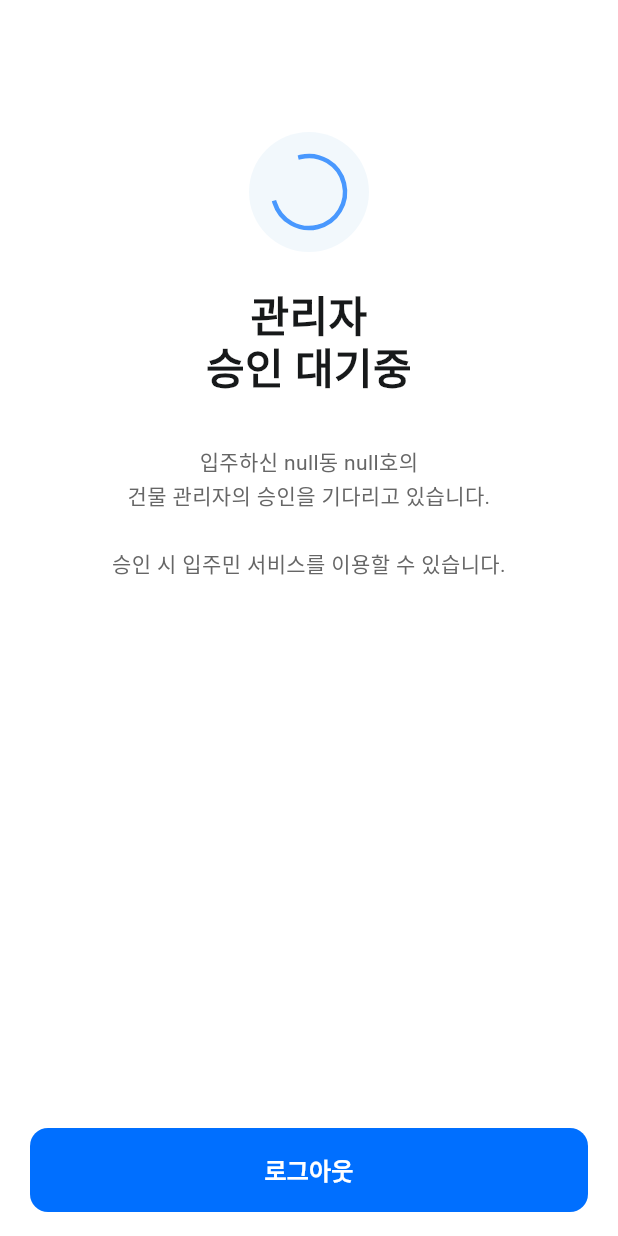
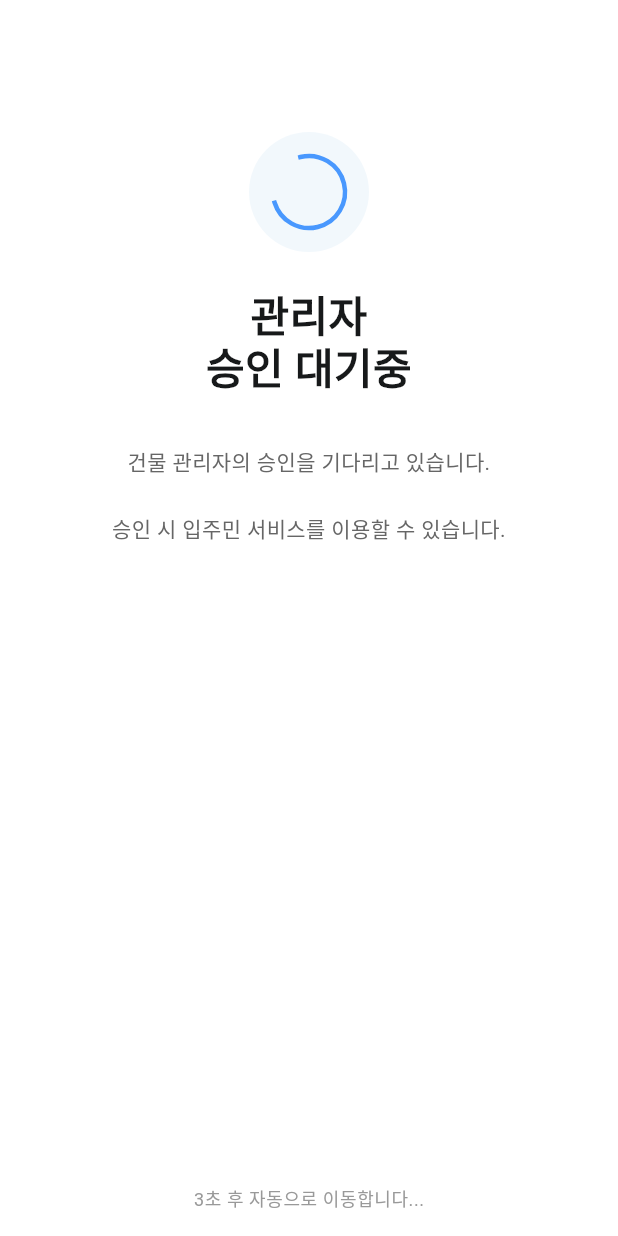
Before and after one commit to vibeforge12/building-manage-front, a Flutter app: the ResidentApprovalPendingScreen screen opened by its route, on a phone screen of 412 x 824 dp. Run offline on Flutter 3.47's test engine with Material 3 defaults, Android fonts, the phone set to English and light mode, and no system bars; our stand-ins replace dio, equatable, firebase_core, flutter_dotenv, flutter_riverpod, flutter_secure_storage and 4 more; accounts and stored records are empty; Roboto replaces fonts that are missing (Pretendard).

Commit message:
feat: 입주민 로그인 후 승인 상태 처리 로직 수정
요구사항에 맞게 라우팅 로직 변경:

REJECTED 상태:
- 홈 화면(로그인 페이지)으로 이동
- 거부 메시지 표시

PENDING/APPROVED 상태:
- 승인 대기 화면으로 이동
- 3초 후 자동으로 대시보드로 이동
- 이미 로그인되어 토큰이 있으므로 대시보드 접근 가능

ResidentApprovalPendingScreen 변경:
- ConsumerStatefulWidget으로 변경
- initState에서 3초 타이머 설정
- 자동으로 userDashboard로 이동
- "3초 후 자동으로 이동합니다..." 메시지 표시

🤖 Generated with [Claude Code](https://claude.com/claude-code)

Co-Authored-By: Claude <noreply@anthropic.com>

```diff
--- a/lib/modules/resident/presentation/screens/resident_approval_pending_screen.dart
+++ b/lib/modules/resident/presentation/screens/resident_approval_pending_screen.dart
@@ -1,15 +1,31 @@
 import 'package:flutter/material.dart';
 import 'package:go_router/go_router.dart';
 import 'package:flutter_riverpod/flutter_riverpod.dart';
-import 'package:building_manage_front/modules/auth/presentation/providers/auth_state_provider.dart';
 
-class ResidentApprovalPendingScreen extends ConsumerWidget {
+class ResidentApprovalPendingScreen extends ConsumerStatefulWidget {
   const ResidentApprovalPendingScreen({super.key});
 
   @override
-  Widget build(BuildContext context, WidgetRef ref) {
-    final currentUser = ref.watch(currentUserProvider);
+  ConsumerState<ResidentApprovalPendingScreen> createState() =>
+      _ResidentApprovalPendingScreenState();
+}
 
+class _ResidentApprovalPendingScreenState
+    extends ConsumerState<ResidentApprovalPendingScreen> {
+  @override
+  void initState() {
+    super.initState();
+    // 3초 후 자동으로 대시보드로 이동
+    Future.delayed(const Duration(seconds: 3), () {
+      if (mounted) {
+        print('⏳ PENDING 화면 표시 완료 - 대시보드로 이동');
+        context.goNamed('userDashboard');
+      }
+    });
+  }
+
+  @override
+  Widget build(BuildContext context) {
     return Scaffold(
       backgroundColor: Colors.white,
       body: SafeArea(
@@ -61,11 +77,11 @@ class ResidentApprovalPendingScreen extends ConsumerWidget {
                     const SizedBox(height: 24),
 
                     // 제목
-                    Padding(
-                      padding: const EdgeInsets.symmetric(horizontal: 16),
+                    const Padding(
+                      padding: EdgeInsets.symmetric(horizontal: 16),
                       child: Text(
                         '관리자\n승인 대기중',
-                        style: const TextStyle(
+                        style: TextStyle(
                           fontSize: 28,
                           fontWeight: FontWeight.w700,
                           height: 1.25,
@@ -78,11 +94,11 @@ class ResidentApprovalPendingScreen extends ConsumerWidget {
                     const SizedBox(height: 32),
 
                     // 설명 텍스트
-                    Padding(
-                      padding: const EdgeInsets.symmetric(horizontal: 16),
+                    const Padding(
+                      padding: EdgeInsets.symmetric(horizontal: 16),
                       child: Text(
-                        '입주하신 ${currentUser?.dong}동 ${currentUser?.ho}호의\n건물 관리자의 승인을 기다리고 있습니다.\n\n승인 시 입주민 서비스를 이용할 수 있습니다.',
-                        style: const TextStyle(
+                        '건물 관리자의 승인을 기다리고 있습니다.\n\n승인 시 입주민 서비스를 이용할 수 있습니다.',
+                        style: TextStyle(
                           fontSize: 14,
                           fontWeight: FontWeight.w400,
                           height: 1.6,
@@ -97,30 +113,13 @@ class ResidentApprovalPendingScreen extends ConsumerWidget {
               ),
             ),
 
-            // Footer Button
+            // 타이머 표시
             Container(
               padding: const EdgeInsets.symmetric(horizontal: 20, vertical: 16),
-              child: FilledButton(
-                onPressed: () async {
-                  await ref.read(authStateProvider.notifier).logout();
-                  if (context.mounted) {
-                    context.go('/');
-                  }
-                },
-                style: FilledButton.styleFrom(
-                  minimumSize: const Size.fromHeight(56),
-                  shape: RoundedRectangleBorder(
-                    borderRadius: BorderRadius.circular(12),
-                  ),
-                  backgroundColor: const Color(0xFF006FFF),
-                ),
-                child: const Text(
-                  '로그아웃',
-                  style: TextStyle(
-                    fontSize: 16,
-                    fontWeight: FontWeight.w700,
-                    fontFamily: 'Pretendard',
-                  ),
+              child: Text(
+                '3초 후 자동으로 이동합니다...',
+                style: Theme.of(context).textTheme.bodySmall?.copyWith(
+                  color: const Color(0xFF999999),
                 ),
               ),
             ),
--- a/lib/modules/resident/presentation/screens/user_login_screen.dart
+++ b/lib/modules/resident/presentation/screens/user_login_screen.dart
@@ -62,8 +62,8 @@ class _UserLoginScreenState extends ConsumerState<UserLoginScreen> {
       print('🔐 APPROVAL STATUS: $approvalStatus (type: ${approvalStatus.runtimeType})');
       if (mounted) {
         if (approvalStatus == 'REJECTED') {
-          // 거부됨: 로그인 페이지로 리다이렉트
-          print('❌ REJECTED: 로그인 페이지로 이동');
+          // 거부됨만: 홈 화면(로그인 페이지)로 리다이렉트
+          print('❌ REJECTED: 홈 화면으로 이동');
           _usernameController.clear();
           _passwordController.clear();
           setState(() => _loginFailed = true);
@@ -73,14 +73,11 @@ class _UserLoginScreenState extends ConsumerState<UserLoginScreen> {
               backgroundColor: Colors.red,
             ),
           );
-        } else if (approvalStatus == 'PENDING') {
-          // 대기 중: 승인 대기 화면으로 이동
-          print('⏳ PENDING: 승인 대기 화면으로 이동');
+          context.go('/');
+        } else {
+          // PENDING, APPROVED 모두: 승인 대기 화면으로 이동 (3초 후 자동 대시보드 이동)
+          print('✅ PENDING 또는 APPROVED: 승인 대기 화면으로 이동');
           context.goNamed('residentApprovalPending');
-        } else {
-          // 승인됨: 홈 화면으로 이동
-          print('✅ APPROVED (또는 기타): 홈 화면으로 이동');
-          context.goNamed('userDashboard');
         }
       }
     } catch (e) {
```
